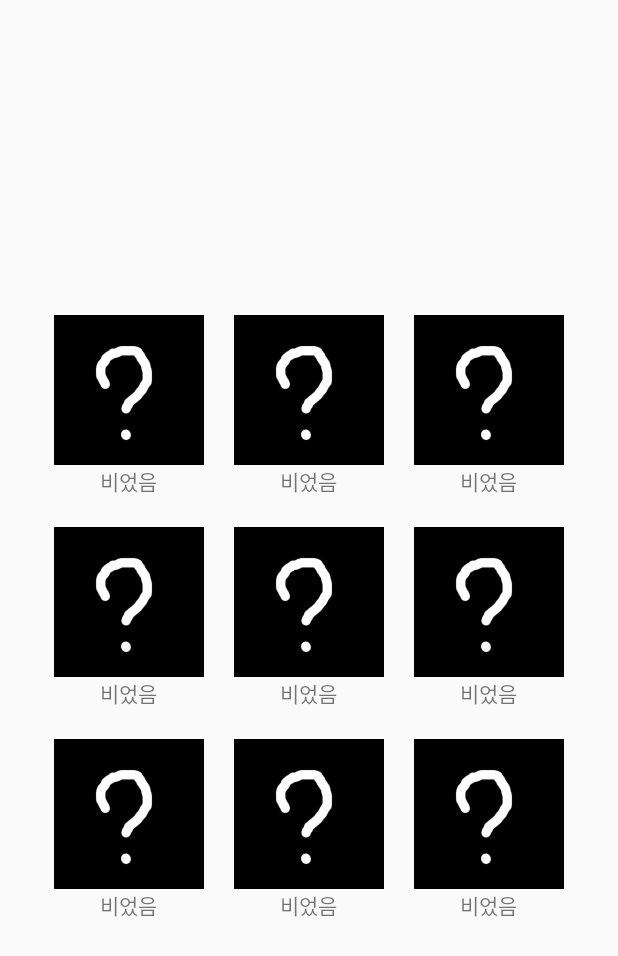
After one commit to blueland99/BeanSprouts, an Android app: the GameActivity screen opened directly, with no data from a screen before it, on a phone screen of 412 x 824 dp. The commit adds this screen. Shown: the top 956 px of the screen. Run offline under Robolectric (Android 15) with nearby library versions, the phone set to English and light mode, and no system bars.

Commit message:
#3 Add 9 Step

```diff
--- a/app/src/main/AndroidManifest.xml
+++ b/app/src/main/AndroidManifest.xml
@@ -23,10 +23,14 @@
 
         </activity>
 
-        <!-- main 액티비티 -->
+        <!-- MainActivity -->
         <activity android:name=".MainActivity">
+        </activity>
 
+        <!-- GameActivity -->
+        <activity android:name=".GameActivity">
         </activity>
+
     </application>
 
 </manifest>
--- /dev/null
+++ b/app/src/main/java/kr/hs/dbgus3577e_mirim/beansprouts/GameActivity.java
@@ -0,0 +1,13 @@
+package kr.hs.dbgus3577e_mirim.beansprouts;
+
+import android.app.Activity;
+import android.os.Bundle;
+
+public class GameActivity extends Activity {
+
+    @Override
+    protected void onCreate(Bundle savedInstanceState) {
+        super.onCreate(savedInstanceState);
+        setContentView(R.layout.activity_game);
+    }
+}
--- a/app/src/main/java/kr/hs/dbgus3577e_mirim/beansprouts/MainActivity.java
+++ b/app/src/main/java/kr/hs/dbgus3577e_mirim/beansprouts/MainActivity.java
@@ -1,7 +1,10 @@
 package kr.hs.dbgus3577e_mirim.beansprouts;
 
+import android.content.Intent;
 import android.support.v7.app.AppCompatActivity;
 import android.os.Bundle;
+import android.view.View;
+import android.widget.Button;
 
 public class MainActivity extends AppCompatActivity {
 
@@ -9,5 +12,14 @@ public class MainActivity extends AppCompatActivity {
     protected void onCreate(Bundle savedInstanceState) {
         super.onCreate(savedInstanceState);
         setContentView(R.layout.activity_main);
+
+        Button button = (Button)findViewById(R.id.game_start);
+        button.setOnClickListener(new View.OnClickListener() {
+            @Override
+            public void onClick(View v) {
+                Intent intent = new Intent(getApplicationContext(), GameActivity.class);
+                startActivity(intent);
+            }
+        });
     }
 }
--- /dev/null
+++ b/app/src/main/res/layout/activity_game.xml
@@ -0,0 +1,189 @@
+<?xml version="1.0" encoding="utf-8"?>
+<LinearLayout xmlns:android="http://schemas.android.com/apk/res/android"
+    android:layout_width="match_parent"
+    android:layout_height="match_parent"
+    android:orientation="vertical"
+    android:gravity="center"
+    >
+
+    <LinearLayout
+        android:layout_width="wrap_content"
+        android:layout_height="wrap_content"
+        android:orientation="horizontal"
+        >
+        <LinearLayout
+            android:layout_width="wrap_content"
+            android:layout_height="wrap_content"
+            android:orientation="vertical"
+            android:gravity="center"
+            android:padding="10dp"
+            >
+            <ImageView
+                android:layout_width="100dp"
+                android:layout_height="100dp"
+                android:src="@drawable/temp"
+                />
+            <TextView
+                android:layout_width="wrap_content"
+                android:layout_height="wrap_content"
+                android:text="@string/temp"
+                />
+        </LinearLayout>
+        <LinearLayout
+            android:layout_width="wrap_content"
+            android:layout_height="wrap_content"
+            android:orientation="vertical"
+            android:gravity="center"
+            android:padding="10dp"
+            >
+            <ImageView
+                android:layout_width="100dp"
+                android:layout_height="100dp"
+                android:src="@drawable/temp"
+                />
+            <TextView
+                android:layout_width="wrap_content"
+                android:layout_height="wrap_content"
+                android:text="@string/temp"
+                />
+        </LinearLayout>
+        <LinearLayout
+            android:layout_width="wrap_content"
+            android:layout_height="wrap_content"
+            android:orientation="vertical"
+            android:gravity="center"
+            android:padding="10dp"
+            >
+            <ImageView
+                android:layout_width="100dp"
+                android:layout_height="100dp"
+                android:src="@drawable/temp"
+                />
+            <TextView
+                android:layout_width="wrap_content"
+                android:layout_height="wrap_content"
+                android:text="@string/temp"
+                />
+        </LinearLayout>
+    </LinearLayout>
+    <LinearLayout
+        android:layout_width="wrap_content"
+        android:layout_height="wrap_content"
+        android:orientation="horizontal"
+        >
+        <LinearLayout
+            android:layout_width="wrap_content"
+            android:layout_height="wrap_content"
+            android:orientation="vertical"
+            android:gravity="center"
+            android:padding="10dp"
+            >
+            <ImageView
+                android:layout_width="100dp"
+                android:layout_height="100dp"
+                android:src="@drawable/temp"
+                />
+            <TextView
+                android:layout_width="wrap_content"
+                android:layout_height="wrap_content"
+                android:text="@string/temp"
+                />
+        </LinearLayout>
+        <LinearLayout
+            android:layout_width="wrap_content"
+            android:layout_height="wrap_content"
+            android:orientation="vertical"
+            android:gravity="center"
+            android:padding="10dp"
+            >
+            <ImageView
+                android:layout_width="100dp"
+                android:layout_height="100dp"
+                android:src="@drawable/temp"
+                />
+            <TextView
+                android:layout_width="wrap_content"
+                android:layout_height="wrap_content"
+                android:text="@string/temp"
+                />
+        </LinearLayout>
+        <LinearLayout
+            android:layout_width="wrap_content"
+            android:layout_height="wrap_content"
+            android:orientation="vertical"
+            android:gravity="center"
+            android:padding="10dp"
+            >
+            <ImageView
+                android:layout_width="100dp"
+                android:layout_height="100dp"
+                android:src="@drawable/temp"
+                />
+            <TextView
+                android:layout_width="wrap_content"
+                android:layout_height="wrap_content"
+                android:text="@string/temp"
+                />
+        </LinearLayout>
+    </LinearLayout>
+    <LinearLayout
+        android:layout_width="wrap_content"
+        android:layout_height="wrap_content"
+        android:orientation="horizontal"
+        >
+        <LinearLayout
+            android:layout_width="wrap_content"
+            android:layout_height="wrap_content"
+            android:orientation="vertical"
+            android:gravity="center"
+            android:padding="10dp"
+            >
+            <ImageView
+                android:layout_width="100dp"
+                android:layout_height="100dp"
+                android:src="@drawable/temp"
+                />
+            <TextView
+                android:layout_width="wrap_content"
+                android:layout_height="wrap_content"
+                android:text="@string/temp"
+                />
+        </LinearLayout>
+        <LinearLayout
+            android:layout_width="wrap_content"
+            android:layout_height="wrap_content"
+            android:orientation="vertical"
+            android:gravity="center"
+            android:padding="10dp"
+            >
+            <ImageView
+                android:layout_width="100dp"
+                android:layout_height="100dp"
+                android:src="@drawable/temp"
+                />
+            <TextView
+                android:layout_width="wrap_content"
+                android:layout_height="wrap_content"
+                android:text="@string/temp"
+                />
+        </LinearLayout>
+        <LinearLayout
+            android:layout_width="wrap_content"
+            android:layout_height="wrap_content"
+            android:orientation="vertical"
+            android:gravity="center"
+            android:padding="10dp"
+            >
+            <ImageView
+                android:layout_width="100dp"
+                android:layout_height="100dp"
+                android:src="@drawable/temp"
+                />
+            <TextView
+                android:layout_width="wrap_content"
+                android:layout_height="wrap_content"
+                android:text="@string/temp"
+                />
+        </LinearLayout>
+    </LinearLayout>
+</LinearLayout>
--- a/app/src/main/res/layout/activity_main.xml
+++ b/app/src/main/res/layout/activity_main.xml
@@ -13,13 +13,13 @@
     android:gravity="center"
     >
     <Button
-        android:id="@+id/gameStart"
+        android:id="@+id/game_start"
         android:layout_width="wrap_content"
         android:layout_height="wrap_content"
         android:text="@string/main_but_1"
         />
     <Button
-        android:id="@+id/collect"
+        android:id="@+id/cook_collect"
         android:layout_width="wrap_content"
         android:layout_height="wrap_content"
         android:text="@string/main_but_2"
--- a/app/src/main/res/values/strings.xml
+++ b/app/src/main/res/values/strings.xml
@@ -2,4 +2,5 @@
     <string name="app_name">BeanSprouts</string>
     <string name="main_but_1">게임시작</string>
     <string name="main_but_2">음식도감</string>
+    <string name="temp">비었음</string>
 </resources>
```
Also changed, not shown: app/src/main/res/drawable/temp.jpg (added).
